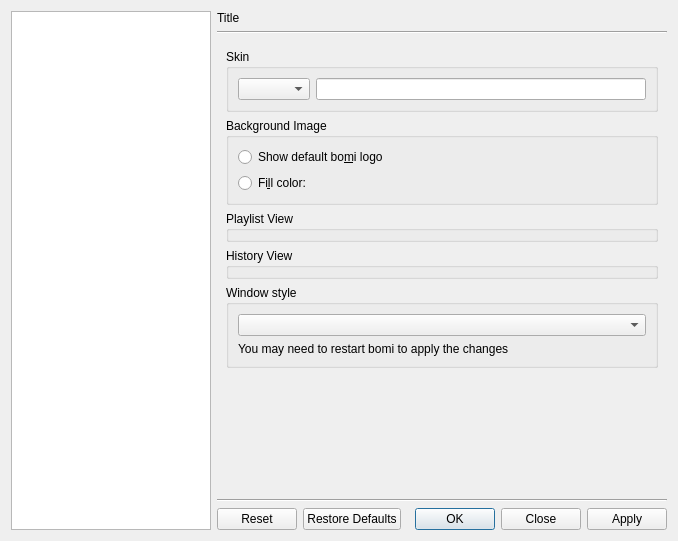
Above: src/bomi/ui/prefdialog.ui from bylee20/bomi before the change. Below: the same form after it.
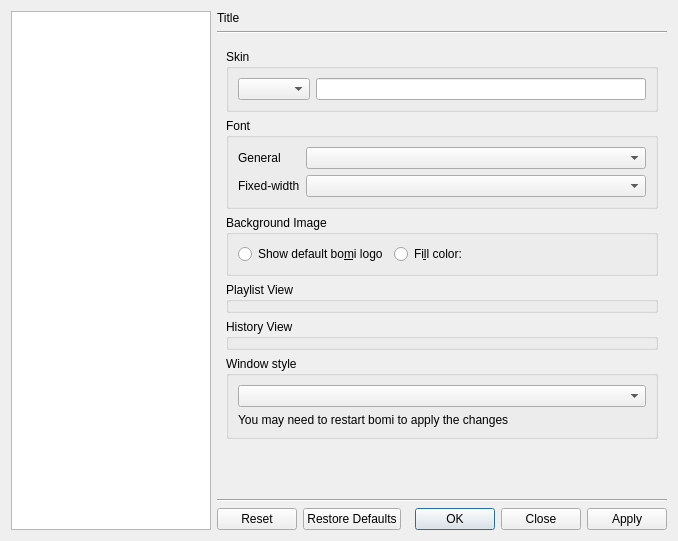
That is the form after the change. The open tabs and pages were chosen to show the change. Icons and pictures are not drawn. Custom widgets are drawn as their Qt base class.

Commit message: * New: options to set general font and fixed-width font

Diff of the .ui file:
```diff
--- a/src/bomi/ui/prefdialog.ui
+++ b/src/bomi/ui/prefdialog.ui
@@ -2046,21 +2046,64 @@
            </layout>
           </widget>
          </item>
+         <item>
+          <widget class="QGroupBox" name="groupBox_11">
+           <property name="title">
+            <string>Font</string>
+           </property>
+           <layout class="QGridLayout" name="gridLayout_3">
+            <item row="0" column="0">
+             <widget class="QLabel" name="label_8">
+              <property name="text">
+               <string>General</string>
+              </property>
+             </widget>
+            </item>
+            <item row="0" column="1">
+             <widget class="FontComboBox" name="app_font">
+              <property name="sizePolicy">
+               <sizepolicy hsizetype="Expanding" vsizetype="Fixed">
+                <horstretch>0</horstretch>
+                <verstretch>0</verstretch>
+               </sizepolicy>
+              </property>
+             </widget>
+            </item>
+            <item row="1" column="0">
+             <widget class="QLabel" name="label_9">
+              <property name="text">
+               <string>Fixed-width</string>
+              </property>
+             </widget>
+            </item>
+            <item row="1" column="1">
+             <widget class="FontComboBox" name="app_fixed_font">
+              <property name="sizePolicy">
+               <sizepolicy hsizetype="Expanding" vsizetype="Fixed">
+                <horstretch>0</horstretch>
+                <verstretch>0</verstretch>
+               </sizepolicy>
+              </property>
+             </widget>
+            </item>
+           </layout>
+          </widget>
+         </item>
          <item>
           <widget class="QGroupBox" name="groupBox_22">
            <property name="title">
             <string>Background Image</string>
            </property>
-           <layout class="QVBoxLayout" name="verticalLayout_30">
-            <item>
-             <widget class="QRadioButton" name="show_logo">
-              <property name="text">
-               <string>Show default bo&amp;mi logo</string>
-              </property>
-             </widget>
-            </item>
+           <layout class="QHBoxLayout" name="horizontalLayout_6">
             <item>
              <layout class="QHBoxLayout" name="horizontalLayout_18">
+              <item>
+               <widget class="QRadioButton" name="show_logo">
+                <property name="text">
+                 <string>Show default bo&amp;mi logo</string>
+                </property>
+               </widget>
+              </item>
               <item>
                <widget class="QRadioButton" name="fill_bg_color">
                 <property name="text">
@@ -2541,6 +2584,11 @@
    <extends>QTreeWidget</extends>
    <header>dialog/prefdialog_p.hpp</header>
   </customwidget>
+  <customwidget>
+   <class>FontComboBox</class>
+   <extends>QComboBox</extends>
+   <header>widget/fontcombobox.hpp</header>
+  </customwidget>
  </customwidgets>
  <resources>
   <include location="../rsclist.qrc"/>
```
Left out of the diff: 6 changed lines with no effect on the pictures. The commit also changes 12 other files.
